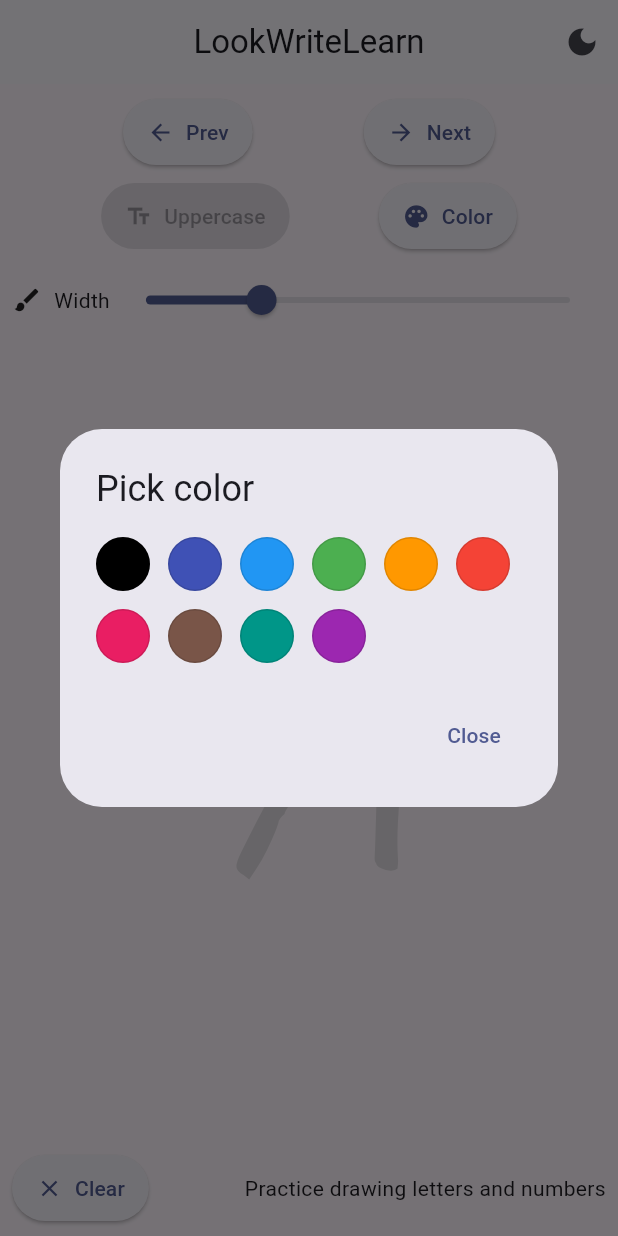
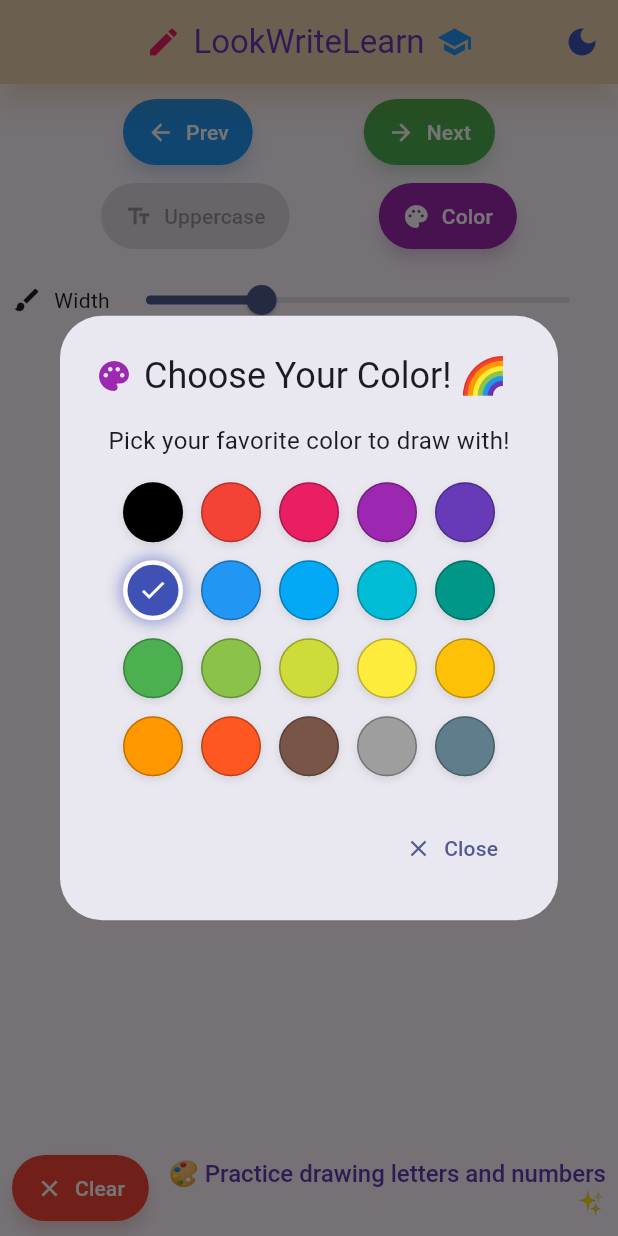
Before and after one commit to sgazz/Look-Write-Learn, a Flutter app: the screen it shows after launch, after a tap on "Color", on a phone screen of 412 x 824 dp. Run offline on Flutter 3.47's test engine with Material 3 defaults, Android fonts, the phone set to English and light mode, and no system bars; our stand-ins replace google_fonts.

Commit message:
Add colorful UI elements for children
🌈 Colorful Enhancements:
- Expanded color palette with 20 vibrant colors
- Colorful buttons with distinct colors (blue, green, purple, red)
- Animated color picker with shadows and checkmarks
- Colorful AppBar with icons and gradient background
- Emoji decorations in text and titles
- Enhanced visual feedback for all interactions

🎨 Visual Improvements:
- Rainbow color picker dialog with 'Choose Your Color! 🌈'
- Animated color selection with glowing effects
- Colorful AppBar with edit and school icons
- Vibrant button colors for better child appeal
- Emoji decorations throughout the interface
- Enhanced shadows and visual depth

✨ Child-Friendly Features:
- More engaging color selection experience
- Visual feedback for selected colors
- Playful emoji decorations
- Bright, cheerful color scheme
- Interactive visual elements

```diff
--- a/lib/main.dart
+++ b/lib/main.dart
@@ -129,24 +129,48 @@ class _PracticeScreenState extends State<PracticeScreen> with TickerProviderStat
   void _pickColor() async {
     final List<Color> palette = <Color>[
       Colors.black,
+      Colors.red,
+      Colors.pink,
+      Colors.purple,
+      Colors.deepPurple,
       Colors.indigo,
       Colors.blue,
+      Colors.lightBlue,
+      Colors.cyan,
+      Colors.teal,
       Colors.green,
+      Colors.lightGreen,
+      Colors.lime,
+      Colors.yellow,
+      Colors.amber,
       Colors.orange,
-      Colors.red,
-      Colors.pink,
+      Colors.deepOrange,
       Colors.brown,
-      Colors.teal,
-      Colors.purple,
+      Colors.grey,
+      Colors.blueGrey,
     ];
     await showDialog<void>(
       context: context,
       builder: (BuildContext context) {
         return AlertDialog(
-          title: const Text('Pick color'),
+          title: Row(
+            children: [
+              Icon(Icons.palette, color: Colors.purple),
+              const SizedBox(width: 8),
+              const Text('Choose Your Color! 🌈'),
+            ],
+          ),
           content: SizedBox(
-            width: 320,
-            child: Wrap(
+            width: 360,
+            child: Column(
+              mainAxisSize: MainAxisSize.min,
+              children: [
+                const Text(
+                  'Pick your favorite color to draw with!',
+                  style: TextStyle(fontSize: 16),
+                ),
+                const SizedBox(height: 16),
+                Wrap(
                   spacing: 12,
                   runSpacing: 12,
                   children: [
@@ -156,23 +180,52 @@ class _PracticeScreenState extends State<PracticeScreen> with TickerProviderStat
                           setState(() => strokeColor = c);
                           Navigator.of(context).pop();
                         },
-                    child: Container(
-                      width: 36,
-                      height: 36,
+                        child: AnimatedContainer(
+                          duration: const Duration(milliseconds: 200),
+                          width: 40,
+                          height: 40,
                           decoration: BoxDecoration(
                             color: c,
                             shape: BoxShape.circle,
-                        border: Border.all(color: Colors.black12),
+                            border: Border.all(
+                              color: strokeColor == c ? Colors.white : Colors.black26,
+                              width: strokeColor == c ? 3 : 1,
+                            ),
+                            boxShadow: strokeColor == c
+                                ? [
+                                    BoxShadow(
+                                      color: c.withOpacity(0.5),
+                                      blurRadius: 8,
+                                      spreadRadius: 2,
+                                    ),
+                                  ]
+                                : [
+                                    BoxShadow(
+                                      color: Colors.black.withOpacity(0.1),
+                                      blurRadius: 4,
+                                      offset: const Offset(0, 2),
+                                    ),
+                                  ],
+                          ),
+                          child: strokeColor == c
+                              ? const Icon(
+                                  Icons.check,
+                                  color: Colors.white,
+                                  size: 20,
+                                )
+                              : null,
                         ),
                       ),
+                  ],
                 ),
               ],
             ),
           ),
           actions: [
-            TextButton(
+            TextButton.icon(
               onPressed: () => Navigator.of(context).pop(),
-              child: const Text('Close'),
+              icon: const Icon(Icons.close),
+              label: const Text('Close'),
             )
           ],
         );
@@ -213,12 +266,28 @@ class _PracticeScreenState extends State<PracticeScreen> with TickerProviderStat
           ),
       child: Scaffold(
         appBar: AppBar(
-          title: const Text('LookWriteLearn'),
+          title: Row(
+            mainAxisSize: MainAxisSize.min,
+            children: [
+              Icon(Icons.edit, color: Colors.pink),
+              const SizedBox(width: 8),
+              const Text('LookWriteLearn'),
+              const SizedBox(width: 8),
+              Icon(Icons.school, color: Colors.blue),
+            ],
+          ),
           centerTitle: true,
+          backgroundColor: Colors.orange.shade100,
+          foregroundColor: Colors.deepPurple,
+          elevation: 8,
+          shadowColor: Colors.orange.withOpacity(0.3),
           actions: [
             IconButton(
               onPressed: _toggleDarkMode,
-              icon: Icon(isDarkMode ? Icons.light_mode : Icons.dark_mode),
+              icon: Icon(
+                isDarkMode ? Icons.light_mode : Icons.dark_mode,
+                color: isDarkMode ? Colors.amber : Colors.indigo,
+              ),
               tooltip: isDarkMode ? 'Light Mode' : 'Dark Mode',
             ),
           ],
@@ -242,11 +311,13 @@ class _PracticeScreenState extends State<PracticeScreen> with TickerProviderStat
                               onPressed: _prevGuide,
                               icon: Icons.arrow_back,
                               label: 'Prev',
+                              backgroundColor: Colors.blue,
                             ),
                             _buildAnimatedButton(
                               onPressed: _nextGuide,
                               icon: Icons.arrow_forward,
                               label: 'Next',
+                              backgroundColor: Colors.green,
                             ),
                             ],
                           ),
@@ -260,6 +331,7 @@ class _PracticeScreenState extends State<PracticeScreen> with TickerProviderStat
                               onPressed: _pickColor,
                               icon: Icons.palette,
                               label: 'Color',
+                              backgroundColor: Colors.purple,
                             ),
                             ],
                           ),
@@ -302,6 +374,7 @@ class _PracticeScreenState extends State<PracticeScreen> with TickerProviderStat
                               onPressed: _pickColor,
                               icon: Icons.palette,
                               label: 'Color',
+                              backgroundColor: Colors.purple,
                             ),
                           const SizedBox(width: 16),
                           const Icon(Icons.brush, size: 20),
@@ -358,12 +431,24 @@ class _PracticeScreenState extends State<PracticeScreen> with TickerProviderStat
                     onPressed: () => DrawingCanvas.clearCanvasNotifier.value = true,
                     icon: Icons.clear,
                     label: 'Clear',
+                    backgroundColor: Colors.red,
                   ),
                   const SizedBox(width: 12),
-                  const Expanded(
-                    child: Text(
-                      'Practice drawing letters and numbers',
+                  Expanded(
+                    child: RichText(
                       textAlign: TextAlign.right,
+                      text: TextSpan(
+                        style: const TextStyle(
+                          fontSize: 16,
+                          color: Colors.deepPurple,
+                          fontWeight: FontWeight.w500,
+                        ),
+                        children: [
+                          const TextSpan(text: '🎨 '),
+                          const TextSpan(text: 'Practice drawing letters and numbers'),
+                          const TextSpan(text: ' ✨'),
+                        ],
+                      ),
                     ),
                   )
                 ],
@@ -379,6 +464,7 @@ class _PracticeScreenState extends State<PracticeScreen> with TickerProviderStat
     required VoidCallback onPressed,
     required IconData icon,
     required String label,
+    Color? backgroundColor,
   }) {
     return AnimatedBuilder(
       animation: _buttonScaleAnimation,
@@ -396,6 +482,10 @@ class _PracticeScreenState extends State<PracticeScreen> with TickerProviderStat
             label: Text(label),
             style: ElevatedButton.styleFrom(
               padding: const EdgeInsets.symmetric(horizontal: 16, vertical: 12),
+              backgroundColor: backgroundColor,
+              foregroundColor: backgroundColor != null ? Colors.white : null,
+              elevation: 4,
+              shadowColor: backgroundColor?.withOpacity(0.3),
             ),
           ),
         );
```
Lines whose indentation alone changed are shown as unchanged.
